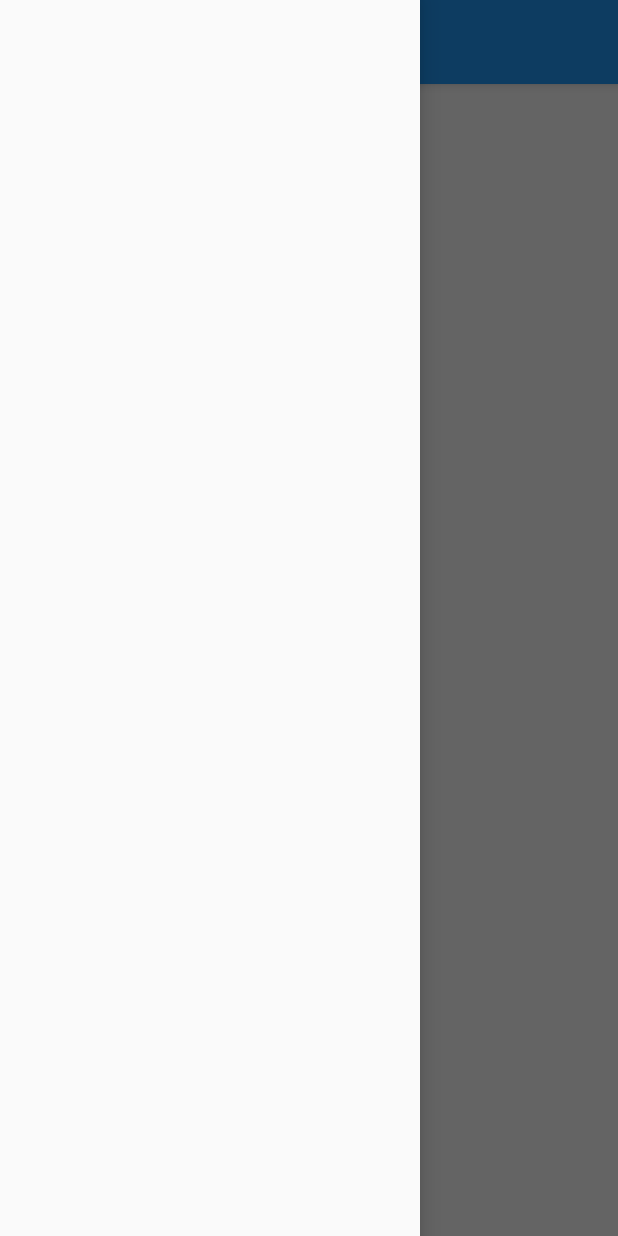
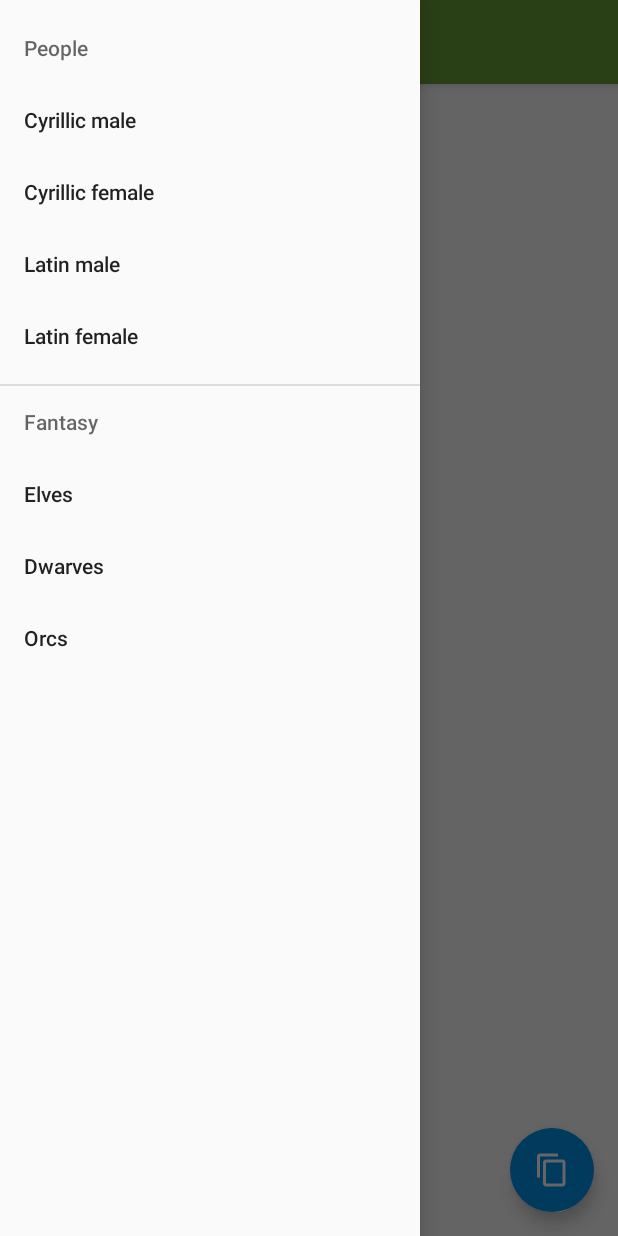
Before and after one commit to eigenein/nicknames-android, an Android app: the screen it shows after launch (MainActivity), with the side drawer open, on a phone screen of 412 x 824 dp. Run offline under Robolectric (Android 15) with nearby library versions, the phone set to English and light mode, and no system bars.

Commit message:
Add drawer items and FAB.

```diff
--- a/app/src/main/res/layout/activity_main.xml
+++ b/app/src/main/res/layout/activity_main.xml
@@ -12,6 +12,14 @@
         android:layout_height="match_parent">
 
         <include layout="@layout/toolbar"/>
+
+        <android.support.design.widget.FloatingActionButton
+            android:layout_width="wrap_content"
+            android:layout_height="wrap_content"
+            android:layout_gravity="end|bottom"
+            android:src="@drawable/ic_content_copy_white_24dp"
+            app:borderWidth="0dp"
+            style="@style/FloatingActionButton"/>
     </FrameLayout>
 
     <android.support.design.widget.NavigationView
@@ -19,6 +27,6 @@
         android:layout_height="match_parent"
         android:layout_gravity="start"
         android:fitsSystemWindows="true"
-        app:menu="@menu/menu_main"/>
+        app:menu="@menu/menu_drawer"/>
 
 </android.support.v4.widget.DrawerLayout>
--- /dev/null
+++ b/app/src/main/res/menu/menu_drawer.xml
@@ -0,0 +1,26 @@
+<?xml version="1.0" encoding="utf-8"?>
+<menu xmlns:android="http://schemas.android.com/apk/res/android"
+      xmlns:app="http://schemas.android.com/apk/res-auto">
+    <item android:title="@string/navigation_people">
+        <menu>
+            <item
+                android:title="@string/navigation_cyrillic_male"/>
+            <item
+                android:title="@string/navigation_cyrillic_female"/>
+            <item
+                android:title="@string/navigation_latin_male"/>
+            <item
+                android:title="@string/navigation_latin_female"/>
+        </menu>
+    </item>
+    <item android:title="@string/navigation_fantasy">
+        <menu>
+            <item
+                android:title="@string/navigation_elves"/>
+            <item
+                android:title="@string/navigation_dwarves"/>
+            <item
+                android:title="@string/navigation_orcs"/>
+        </menu>
+    </item>
+</menu>
--- /dev/null
+++ b/app/src/main/res/values-v21/styles.xml
@@ -0,0 +1,6 @@
+<?xml version="1.0" encoding="utf-8"?>
+<resources>
+    <style name="FloatingActionButton">
+        <item name="android:layout_margin">16dp</item>
+    </style>
+</resources>
--- a/app/src/main/res/values/colors.xml
+++ b/app/src/main/res/values/colors.xml
@@ -1,3 +1,16 @@
 <?xml version="1.0" encoding="utf-8"?>
 <resources>
+    <color name="blue_500">#2196F3</color>
+    <color name="blue_grey_500">#607D8B</color>
+    <color name="green_500">#4CAF50</color>
+    <color name="green_600">#43A047</color>
+    <color name="green_700">#388E3C</color>
+    <color name="green_a700">#00C853</color>
+    <color name="light_blue_a700">#0091EA</color>
+    <color name="light_green_700">#689F38</color>
+    <color name="light_green_800">#558B2F</color>
+    <color name="light_green_900">#33691E</color>
+    <color name="light_green_a400">#76FF03</color>
+    <color name="light_green_a700">#64DD17</color>
+    <color name="yellow_500">#FFEB3B</color>
 </resources>
--- a/app/src/main/res/values/strings.xml
+++ b/app/src/main/res/values/strings.xml
@@ -1,3 +1,12 @@
 <resources>
     <string name="app_name">Nickname Generator</string>
+    <string name="navigation_cyrillic_male">Cyrillic male</string>
+    <string name="navigation_cyrillic_female">Cyrillic female</string>
+    <string name="navigation_people">People</string>
+    <string name="navigation_fantasy">Fantasy</string>
+    <string name="navigation_elves">Elves</string>
+    <string name="navigation_dwarves">Dwarves</string>
+    <string name="navigation_orcs">Orcs</string>
+    <string name="navigation_latin_male">Latin male</string>
+    <string name="navigation_latin_female">Latin female</string>
 </resources>
--- a/app/src/main/res/values/styles.xml
+++ b/app/src/main/res/values/styles.xml
@@ -1,7 +1,13 @@
 <resources>
     <style name="AppTheme" parent="Theme.AppCompat.Light.NoActionBar">
-        <item name="colorPrimary">#2196F3</item>
-        <item name="colorPrimaryDark">#1976D2</item>
-        <item name="colorAccent">#FF4081</item>
+        <item name="colorPrimary">@color/light_green_700</item>
+        <item name="colorPrimaryDark">@color/light_green_800</item>
+        <item name="colorAccent">@color/light_blue_a700</item>
+    </style>
+    <style name="FloatingActionButton">
+        <item name="android:layout_marginLeft">0dp</item>
+        <item name="android:layout_marginTop">0dp</item>
+        <item name="android:layout_marginRight">8dp</item>
+        <item name="android:layout_marginBottom">0dp</item>
     </style>
 </resources>
```
Also changed, not shown: app/src/main/res/drawable-hdpi/ic_content_copy_white_24dp.png (added), app/src/main/res/drawable-mdpi/ic_content_copy_white_24dp.png (added), app/src/main/res/drawable-xhdpi/ic_content_copy_white_24dp.png (added), app/src/main/res/drawable-xxhdpi/ic_content_copy_white_24dp.png (added), app/src/main/res/drawable-xxxhdpi/ic_content_copy_white_24dp.png (added).
